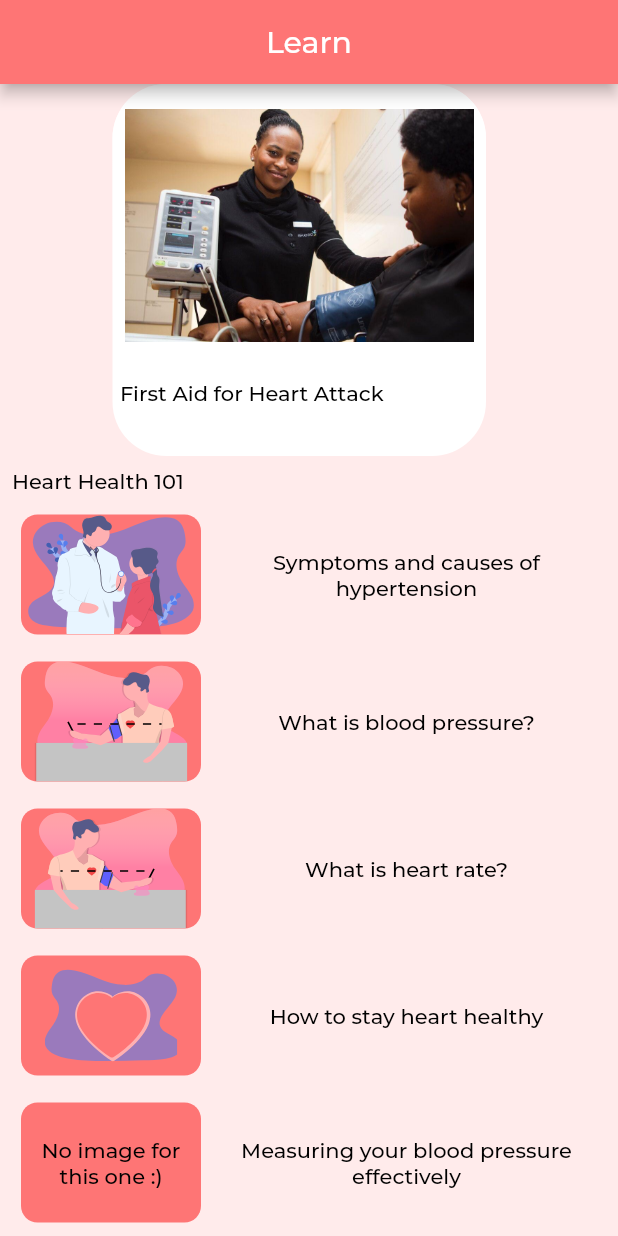
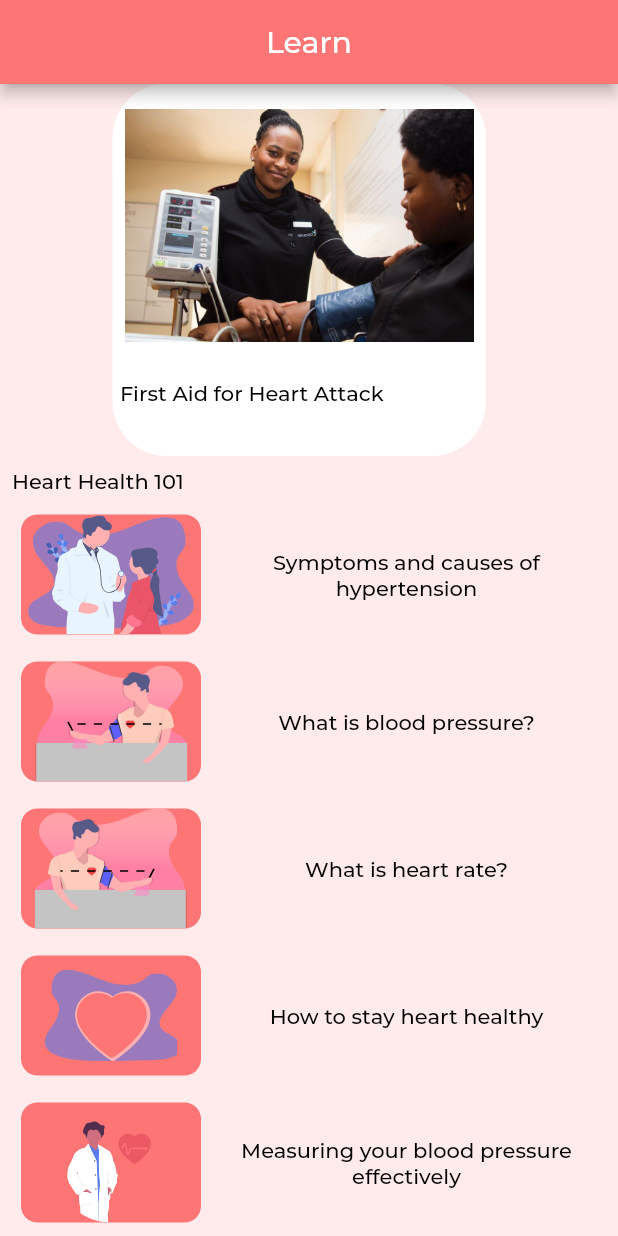
Before and after one commit to normalsteve28/flutter_research_app, a Flutter app: the Learn screen opened directly, scrolled down 101 dp, on a phone screen of 412 x 824 dp. Run offline on Flutter 3.47's test engine with Material 2 defaults, Android fonts, the phone set to English and light mode, and no system bars; our stand-ins replace fl_chart, flutter_svg, rxdart, shared_preferences; accounts and stored records are empty.

Commit message:
Added new icon for article and monitor two

```diff
--- a/lib/UI/Login/assets.dart
+++ b/lib/UI/Login/assets.dart
@@ -10,5 +10,6 @@ const monitor = 'assets/icons/monitor.svg';
 const heartGo = 'assets/icons/heartgo.svg';
 const bpDrawing = 'assets/icons/bp_man_drawing.svg';
 const doctorHeart = 'assets/icons/doctor_heart.svg';
+const doctorHeartPng = 'assets/icons/doctor_heart.png';
 
 // these are the icon filepath put inside variables
--- a/lib/UI/Login/tabs/learn_assets/articlelist.dart
+++ b/lib/UI/Login/tabs/learn_assets/articlelist.dart
@@ -15,8 +15,8 @@ class ArticleList extends StatelessWidget {
         "What is heart rate?", articles[4], images[4], null, articleIcons[4]),
     ArticleCard("How to stay heart healthy", articles[5], images[5], null,
         articleIcons[5]),
-    ArticleCard("Measuring your blood pressure effectively", articles[6], null,
-        null, null)
+    ArticleCard("Measuring your blood pressure effectively", articles[6],
+        images[6], null, articleIcons[6])
   ];
   /*
   The list above is the list of Article Cards.
--- a/lib/UI/Login/tabs/learn_assets/articles.dart
+++ b/lib/UI/Login/tabs/learn_assets/articles.dart
@@ -1,4 +1,5 @@
 // import 'package:flutter/material.dart';
+import '../../assets.dart';
 
 const heartAttack = 'assets/articleimages/heartattack.jpg';
 const hypertensionPng = 'assets/articleimages/hypertension.png';
@@ -161,6 +162,7 @@ List<String> images = [
   bpPng,
   heartRatePng,
   heartHealthyPng,
+  doctorHeartPng
 ];
 
 List<String> imageSource = [
@@ -174,4 +176,5 @@ List<String> articleIcons = [
   bpSvg,
   heartRateSvg,
   heartHealthySvg,
+  doctorHeart
 ];
--- a/pubspec.yaml
+++ b/pubspec.yaml
@@ -76,6 +76,7 @@ flutter:
     - assets/articleimages/hypertension_flip.png
     - assets/articleimages/heartrate.png
     - assets/articleimages/hearthealthy.png
+    - assets/icons/doctor_heart.png
     - assets/articleimages/hypertension.svg
     - assets/articleimages/bloodpressure.svg
     - assets/articleimages/hypertension_flip.svg
```
Also changed, not shown: lib/UI/Login/tabs/monitortwo.dart (+6 -1 lines), assets/icons/doctor_heart.png (added).
